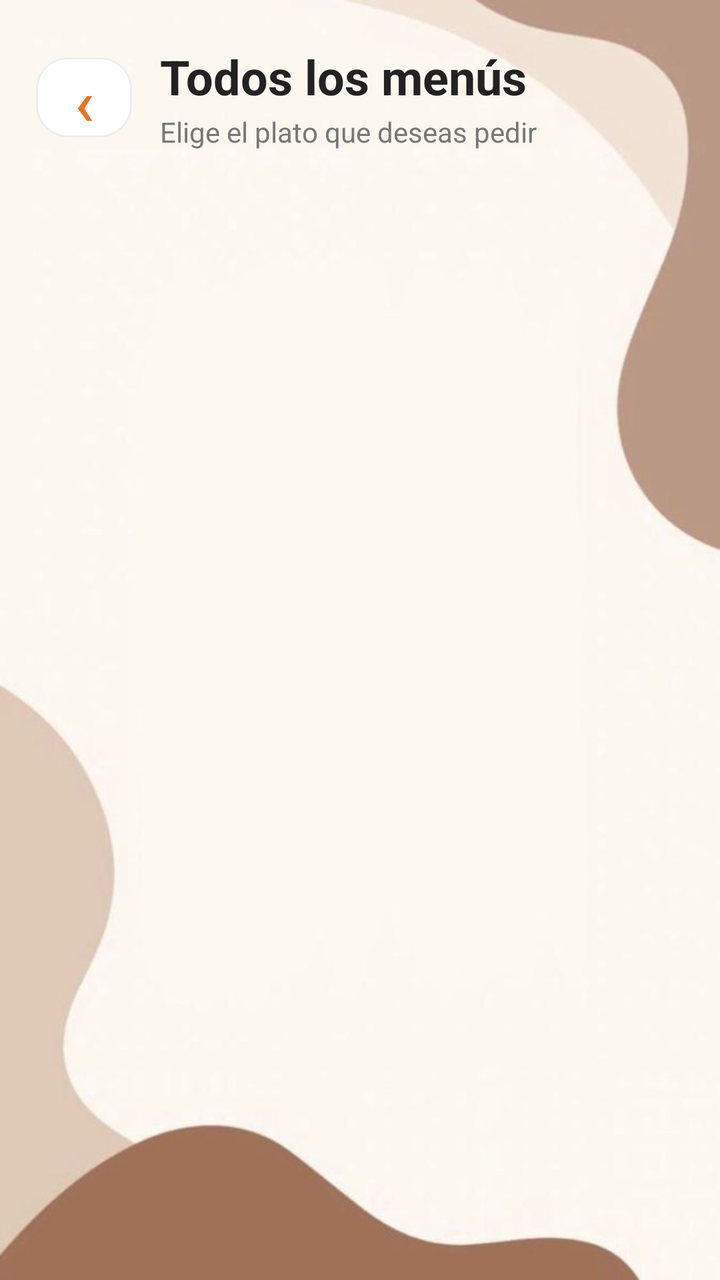
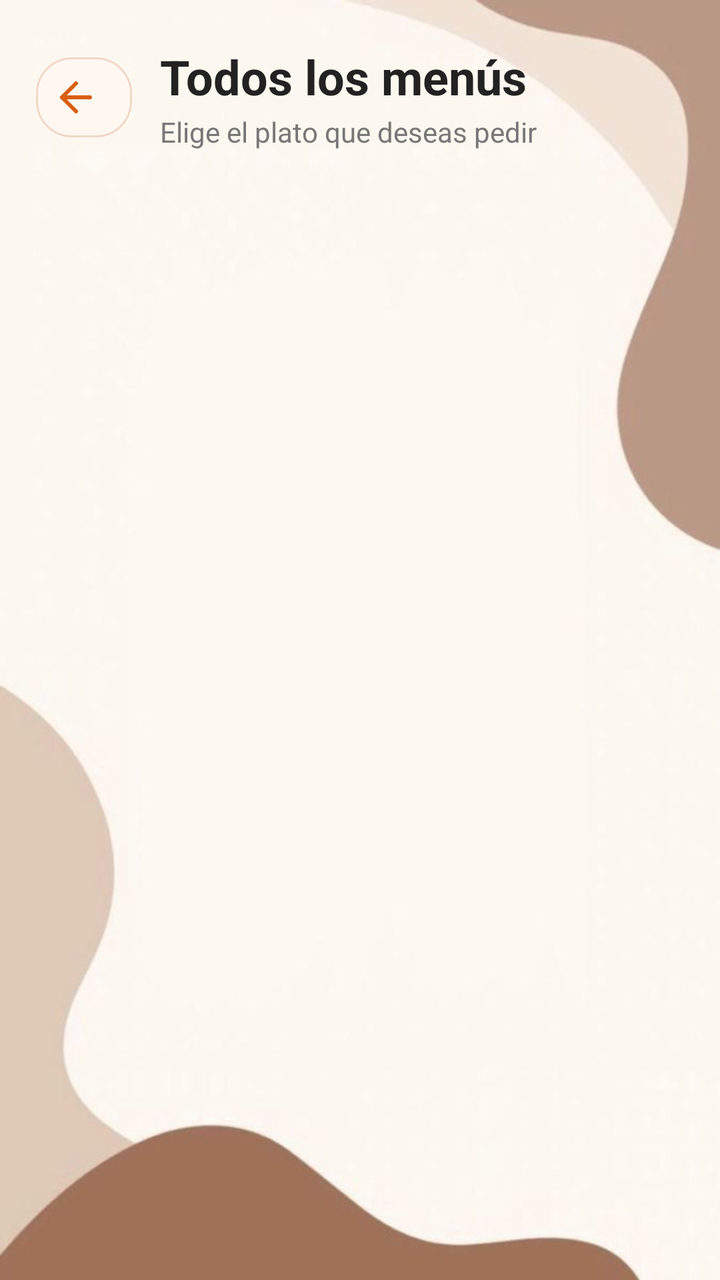

An Android layout rendered at two revisions. The XML below is the earlier revision; the diff shows what the commit changed to produce the second picture.
<!-- AndroidManifest.xml: application theme Theme.AppZetaR -->
<!-- res/layout/activity_todos_los_menus.xml -->
<?xml version="1.0" encoding="utf-8"?>
<FrameLayout
    xmlns:android="http://schemas.android.com/apk/res/android"
    xmlns:app="http://schemas.android.com/apk/res-auto"
    xmlns:tools="http://schemas.android.com/tools"

    android:id="@+id/main"
    android:layout_width="match_parent"
    android:layout_height="match_parent"

    android:background="@drawable/fondo_usuario"

    tools:context=".usuario.menus.ActivityTodosLosMenus">


    <LinearLayout
        android:layout_width="match_parent"
        android:layout_height="match_parent"

        android:orientation="vertical"

        android:paddingStart="18dp"
        android:paddingTop="22dp"
        android:paddingEnd="18dp"
        android:paddingBottom="16dp">


        
        
        

        <LinearLayout
            android:layout_width="match_parent"
            android:layout_height="wrap_content"

            android:baselineAligned="false"

            android:gravity="center_vertical"
            android:orientation="horizontal">


            <com.google.android.material.button.MaterialButton
                android:id="@+id/btnVolver"

                android:layout_width="48dp"
                android:layout_height="48dp"

                android:minWidth="0dp"
                android:minHeight="0dp"

                android:padding="0dp"

                android:text="@string/todos_menus_volver"
                android:textAllCaps="false"

                android:textColor="#E87520"
                android:textSize="32sp"

                app:backgroundTint="#FFFFFF"
                app:cornerRadius="16dp"

                app:elevation="0dp"

                app:strokeColor="#EEEEEE"
                app:strokeWidth="1dp" />


            <LinearLayout
                android:layout_width="0dp"
                android:layout_height="wrap_content"

                android:layout_marginStart="14dp"

                android:layout_weight="1"

                android:orientation="vertical">


                <TextView
                    android:layout_width="match_parent"
                    android:layout_height="wrap_content"

                    android:text="@string/todos_menus_titulo"

                    android:textColor="#222222"
                    android:textSize="24sp"
                    android:textStyle="bold" />


                <TextView
                    android:layout_width="match_parent"
                    android:layout_height="wrap_content"

                    android:layout_marginTop="2dp"

                    android:text="@string/todos_menus_subtitulo"

                    android:textColor="#777777"
                    android:textSize="14sp" />

            </LinearLayout>

        </LinearLayout>


        
        
        

        <androidx.recyclerview.widget.RecyclerView
            android:id="@+id/rvTodosLosMenus"

            android:layout_width="match_parent"
            android:layout_height="0dp"

            android:layout_marginTop="20dp"

            android:layout_weight="1"

            android:clipToPadding="false"
            android:overScrollMode="never"

            android:paddingBottom="16dp"

            tools:listitem="@layout/item_task_menu_usuario" />

    </LinearLayout>


    
    
    

    <ProgressBar
        android:id="@+id/progressTodosLosMenus"

        android:layout_width="44dp"
        android:layout_height="44dp"

        android:layout_gravity="center"

        android:indeterminateTint="#E87520"

        android:visibility="gone" />


    
    
    

    <TextView
        android:id="@+id/tvSinMenus"

        android:layout_width="wrap_content"
        android:layout_height="wrap_content"

        android:layout_gravity="center"

        android:gravity="center"

        android:text="@string/todos_menus_vacio"

        android:textColor="#777777"
        android:textSize="16sp"

        android:visibility="gone" />

</FrameLayout>
<!-- res/layout/item_task_menu_usuario.xml (included above) -->
<?xml version="1.0" encoding="utf-8"?>
<androidx.cardview.widget.CardView
    xmlns:android="http://schemas.android.com/apk/res/android"
    xmlns:app="http://schemas.android.com/apk/res-auto"

    android:layout_width="match_parent"
    android:layout_height="wrap_content"

    android:minHeight="250dp"

    android:layout_marginStart="8dp"
    android:layout_marginEnd="8dp"
    android:layout_marginBottom="10dp"

    app:cardBackgroundColor="#FFFFFF"
    app:cardCornerRadius="20dp"
    app:cardElevation="2dp"
    app:cardMaxElevation="2dp"

    app:cardPreventCornerOverlap="true"
    app:cardUseCompatPadding="false">

    <LinearLayout
        android:layout_width="match_parent"
        android:layout_height="wrap_content"

        android:orientation="vertical">


        
        
        

        <ImageView
            android:id="@+id/imgPlato"

            android:layout_width="match_parent"
            android:layout_height="135dp"

            android:background="#F2F2F2"

            android:contentDescription="@string/txt_plato"

            android:scaleType="centerCrop" />


        
        
        

        <LinearLayout
            android:layout_width="match_parent"
            android:layout_height="wrap_content"

            android:minHeight="112dp"

            android:baselineAligned="false"

            android:gravity="center_vertical"
            android:orientation="horizontal"

            android:paddingStart="14dp"
            android:paddingTop="8dp"
            android:paddingEnd="12dp"
            android:paddingBottom="10dp">


            
            
            

            <LinearLayout
                android:layout_width="0dp"
                android:layout_height="wrap_content"

                android:layout_weight="1"

                android:orientation="vertical">


                

                <TextView
                    android:id="@+id/tvMenuPlato"

                    android:layout_width="match_parent"
                    android:layout_height="wrap_content"

                    android:ellipsize="end"
                    android:maxLines="2"

                    android:textColor="#202020"
                    android:textSize="16sp"
                    android:textStyle="bold" />


                

                <TextView
                    android:id="@+id/tvPrecio"

                    android:layout_width="wrap_content"
                    android:layout_height="wrap_content"

                    android:layout_marginTop="4dp"

                    android:textColor="#FF9800"
                    android:textSize="14sp"
                    android:textStyle="bold" />


                

                <TextView
                    android:id="@+id/tvStockPlato"

                    android:layout_width="wrap_content"
                    android:layout_height="wrap_content"

                    android:layout_marginTop="3dp"

                    android:textSize="12sp"
                    android:textStyle="bold" />

            </LinearLayout>


            
            
            

            <com.google.android.material.button.MaterialButton
                android:id="@+id/btnAgregar"

                android:layout_width="88dp"
                android:layout_height="48dp"

                android:layout_marginStart="8dp"

                android:minWidth="88dp"
                android:minHeight="48dp"

                android:paddingStart="8dp"
                android:paddingEnd="8dp"

                android:text="@string/item_menu_agregar"
                android:textAllCaps="false"

                android:textColor="#FFFFFF"
                android:textSize="13sp"
                android:textStyle="bold"

                app:backgroundTint="#E87520"
                app:cornerRadius="14dp"
                app:elevation="0dp" />

        </LinearLayout>

    </LinearLayout>

</androidx.cardview.widget.CardView>
<!-- resources referenced by this layout -->
<resources>
  <!-- drawable fondo_usuario: jpg bitmap (drawable, 15029 bytes) -->
  <string name="item_menu_agregar">Agregar</string>
  <string name="todos_menus_subtitulo">Elige el plato que deseas pedir</string>
  <string name="todos_menus_titulo">Todos los menús</string>
  <string name="todos_menus_vacio">No hay menús disponibles en este Moment</string>
  <string name="todos_menus_volver">‹</string>
  <string name="txt_plato">PLATO</string>
  <style name="Theme.AppZetaR" parent="Base.Theme.AppZetaR" />
  <style name="Base.Theme.AppZetaR" parent="Theme.Material3.DayNight.NoActionBar">
  
          <item name="android:windowBackground">#FFF8F2</item>
  
      </style>
</resources>

<!-- the commit's change to res/layout/activity_todos_los_menus.xml (unified diff, before → after) -->
@@ -49,19 +49,20 @@
                 android:minHeight="0dp"
 
                 android:padding="0dp"
-
-                android:text="@string/todos_menus_volver"
+                android:contentDescription="@string/todos_menus_volver"
+                android:text=""
                 android:textAllCaps="false"
 
-                android:textColor="#E87520"
-                android:textSize="32sp"
-
-                app:backgroundTint="#FFFFFF"
-                app:cornerRadius="16dp"
-
-                app:elevation="0dp"
-
-                app:strokeColor="#EEEEEE"
+                app:backgroundTint="#FFF8F1"
+                app:cornerRadius="18dp"
+
+                app:elevation="2dp"
+
+                app:icon="@drawable/ic_arrow_back_menu"
+                app:iconGravity="textStart"
+                app:iconSize="24dp"
+                app:iconTint="#D95F12"
+                app:strokeColor="#F0D8C7"
                 app:strokeWidth="1dp" />
 
 
@@ -168,14 +169,14 @@
 </FrameLayout>
 <!-- res/layout/item_task_menu_usuario.xml (included above) -->
 <?xml version="1.0" encoding="utf-8"?>
-<androidx.cardview.widget.CardView
+<com.google.android.material.card.MaterialCardView
     xmlns:android="http://schemas.android.com/apk/res/android"
     xmlns:app="http://schemas.android.com/apk/res-auto"
 
     android:layout_width="match_parent"
     android:layout_height="wrap_content"
 
-    android:minHeight="250dp"
+    android:minHeight="254dp"
 
     android:layout_marginStart="8dp"
     android:layout_marginEnd="8dp"
@@ -183,8 +184,10 @@
 
     app:cardBackgroundColor="#FFFFFF"
     app:cardCornerRadius="20dp"
-    app:cardElevation="2dp"
-    app:cardMaxElevation="2dp"
+    app:cardElevation="3dp"
+    app:cardMaxElevation="3dp"
+    app:strokeColor="#F1EAE3"
+    app:strokeWidth="1dp"
 
     app:cardPreventCornerOverlap="true"
     app:cardUseCompatPadding="false">
@@ -204,7 +207,7 @@
             android:id="@+id/imgPlato"
 
             android:layout_width="match_parent"
-            android:layout_height="135dp"
+            android:layout_height="140dp"
 
             android:background="#F2F2F2"
 
@@ -221,7 +224,7 @@
             android:layout_width="match_parent"
             android:layout_height="wrap_content"
 
-            android:minHeight="112dp"
+            android:minHeight="114dp"
 
             android:baselineAligned="false"
 
@@ -271,10 +274,10 @@
                     android:layout_width="wrap_content"
                     android:layout_height="wrap_content"
 
-                    android:layout_marginTop="4dp"
-
-                    android:textColor="#FF9800"
-                    android:textSize="14sp"
+                    android:layout_marginTop="5dp"
+
+                    android:textColor="#E87520"
+                    android:textSize="16sp"
                     android:textStyle="bold" />
 
 
@@ -286,7 +289,12 @@
                     android:layout_width="wrap_content"
                     android:layout_height="wrap_content"
 
-                    android:layout_marginTop="3dp"
+                    android:layout_marginTop="6dp"
+                    android:background="@drawable/bg_stock_badge"
+                    android:paddingStart="7dp"
+                    android:paddingTop="3dp"
+                    android:paddingEnd="7dp"
+                    android:paddingBottom="3dp"
 
                     android:textSize="12sp"
                     android:textStyle="bold" />
@@ -327,4 +335,4 @@
 
     </LinearLayout>
 
-</androidx.cardview.widget.CardView>
+</com.google.android.material.card.MaterialCardView>
<!-- resource entries referenced after the edit -->
@@ -1,6 +1,28 @@
 <!-- resources referenced by this layout -->
 <resources>
+  <!-- drawable bg_stock_badge (drawable) -->
+  <?xml version="1.0" encoding="utf-8"?>
+  <shape xmlns:android="http://schemas.android.com/apk/res/android"
+      android:shape="rectangle">
+  
+      <solid android:color="#F5F2EE" />
+      <corners android:radius="50dp" />
+  </shape>
   <!-- drawable fondo_usuario: jpg bitmap (drawable, 15029 bytes) -->
+  <!-- drawable ic_arrow_back_menu (drawable) -->
+  <vector xmlns:android="http://schemas.android.com/apk/res/android"
+      android:width="24dp"
+      android:height="24dp"
+      android:viewportWidth="24"
+      android:viewportHeight="24">
+      <path
+          android:fillColor="#00000000"
+          android:pathData="M19,12L5,12M5,12L12,19M5,12L12,5"
+          android:strokeColor="#D95F12"
+          android:strokeLineCap="round"
+          android:strokeLineJoin="round"
+          android:strokeWidth="2" />
+  </vector>
   <string name="item_menu_agregar">Agregar</string>
   <string name="todos_menus_subtitulo">Elige el plato que deseas pedir</string>
   <string name="todos_menus_titulo">Todos los menús</string>
